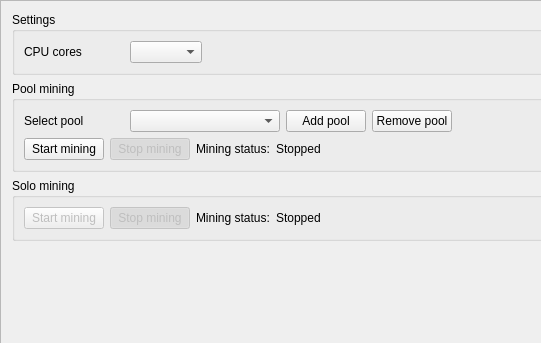
aejontargaryen/FanGoldWallet, file src/gui/ui/miningframe.ui: the form before one commit; both pictures show x 0 to 541 and y 0 to 343 of the 760 by 469 pixel window.
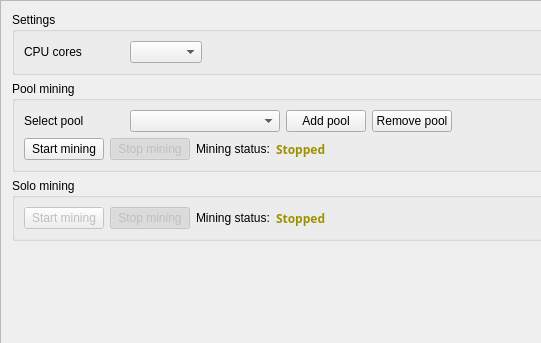
The form after the commit. Icons and pictures are not drawn.

The edit to the form file:
```diff
--- a/src/gui/ui/miningframe.ui
+++ b/src/gui/ui/miningframe.ui
@@ -150,6 +150,11 @@
         </item>
         <item row="0" column="3">
          <widget class="QLabel" name="m_poolLabel">
+          <property name="styleSheet">
+           <string notr="true">font-family: Capsuula;
+font-weight: bold;
+color: #9e9100;</string>
+          </property>
           <property name="text">
            <string>Stopped</string>
           </property>
@@ -295,6 +300,11 @@
       </item>
       <item row="0" column="3">
        <widget class="QLabel" name="m_soloLabel">
+        <property name="styleSheet">
+         <string notr="true">font-family: Capsuula;
+font-weight: bold;
+color: #9e9100;</string>
+        </property>
         <property name="text">
          <string>Stopped</string>
         </property>
```
